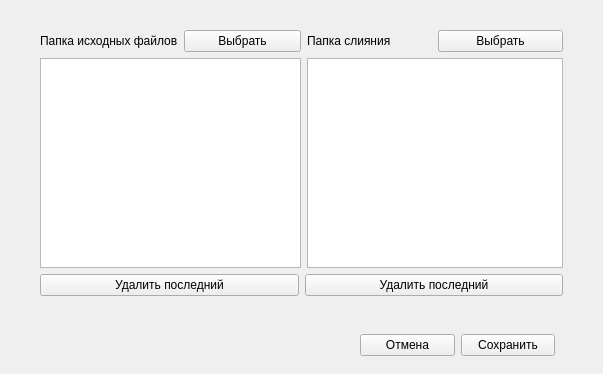
Before: the Qt Designer form res/settings.ui in AlexanderBaikal/SimpleSketcher, drawn with Qt 5.
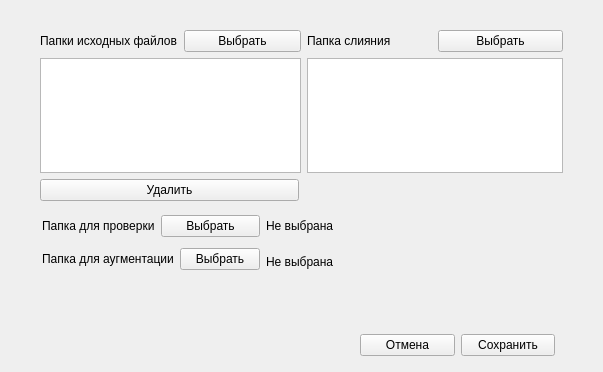
After: the same form once the commit is applied.

Commit message: Added Additional buttons on Settings tool.

```diff
--- a/res/settings.ui
+++ b/res/settings.ui
@@ -7,7 +7,7 @@
     <x>0</x>
     <y>0</y>
     <width>603</width>
-    <height>374</height>
+    <height>372</height>
    </rect>
   </property>
   <property name="windowTitle">
@@ -39,65 +39,116 @@
     </item>
    </layout>
   </widget>
-  <widget class="QWidget" name="">
+  <widget class="QWidget" name="layoutWidget">
    <property name="geometry">
     <rect>
      <x>40</x>
      <y>30</y>
      <width>523</width>
-     <height>266</height>
+     <height>171</height>
     </rect>
    </property>
    <layout class="QGridLayout" name="gridLayout_3">
     <item row="0" column="0" colspan="2">
      <layout class="QGridLayout" name="gridLayout">
-      <item row="2" column="0" colspan="2">
-       <widget class="QListView" name="listView"/>
+      <item row="2" column="4" colspan="2">
+       <widget class="QListWidget" name="listView_2"/>
       </item>
-      <item row="0" column="0">
+      <item row="0" column="1">
        <widget class="QLabel" name="label">
         <property name="text">
-         <string>Папка исходных файлов</string>
+         <string>Папки исходных файлов</string>
         </property>
        </widget>
       </item>
-      <item row="0" column="3">
+      <item row="0" column="5">
        <widget class="QPushButton" name="pushButton_2">
         <property name="text">
          <string>Выбрать</string>
         </property>
        </widget>
       </item>
-      <item row="0" column="1">
-       <widget class="QPushButton" name="pushButton">
-        <property name="text">
-         <string>Выбрать</string>
-        </property>
-       </widget>
-      </item>
       <item row="0" column="2">
+       <widget class="QPushButton" name="pushButton">
+        <property name="text">
+         <string>Выбрать</string>
+        </property>
+       </widget>
+      </item>
+      <item row="2" column="1" colspan="2">
+       <widget class="QListWidget" name="listView"/>
+      </item>
+      <item row="0" column="4">
        <widget class="QLabel" name="label_2">
         <property name="text">
          <string>Папка слияния</string>
         </property>
        </widget>
       </item>
-      <item row="2" column="2" colspan="2">
-       <widget class="QListView" name="listView_2"/>
-      </item>
      </layout>
     </item>
     <item row="1" column="0">
      <widget class="QPushButton" name="pushButton_5">
       <property name="text">
-       <string>Удалить последний</string>
+       <string>Удалить</string>
+      </property>
+     </widget>
+    </item>
+   </layout>
+  </widget>
+  <widget class="QWidget" name="">
+   <property name="geometry">
+    <rect>
+     <x>42</x>
+     <y>210</y>
+     <width>319</width>
+     <height>67</height>
+    </rect>
+   </property>
+   <layout class="QGridLayout" name="gridLayout_5">
+    <item row="0" column="0" rowspan="2">
+     <layout class="QGridLayout" name="gridLayout_4">
+      <item row="0" column="0">
+       <widget class="QLabel" name="label_3">
+        <property name="text">
+         <string>Папка для проверки</string>
+        </property>
+       </widget>
+      </item>
+      <item row="0" column="1" colspan="2">
+       <widget class="QPushButton" name="pushButton_6">
+        <property name="text">
+         <string>Выбрать</string>
+        </property>
+       </widget>
+      </item>
+      <item row="1" column="0" colspan="2">
+       <widget class="QLabel" name="label_4">
+        <property name="text">
+         <string>Папка для аугментации</string>
+        </property>
+       </widget>
+      </item>
+      <item row="1" column="2">
+       <widget class="QPushButton" name="pushButton_7">
+        <property name="text">
+         <string>Выбрать</string>
+        </property>
+       </widget>
+      </item>
+     </layout>
+    </item>
+    <item row="0" column="1">
+     <widget class="QLabel" name="label_5">
+      <property name="text">
+       <string>Не выбрана</string>
       </property>
      </widget>
     </item>
     <item row="1" column="1">
-     <widget class="QPushButton" name="pushButton_6">
+     <widget class="QLabel" name="label_6">
       <property name="text">
-       <string>Удалить последний</string>
+       <string>Не выбрана</string>
       </property>
      </widget>
     </item>
```
The commit also changes 4 other files.
